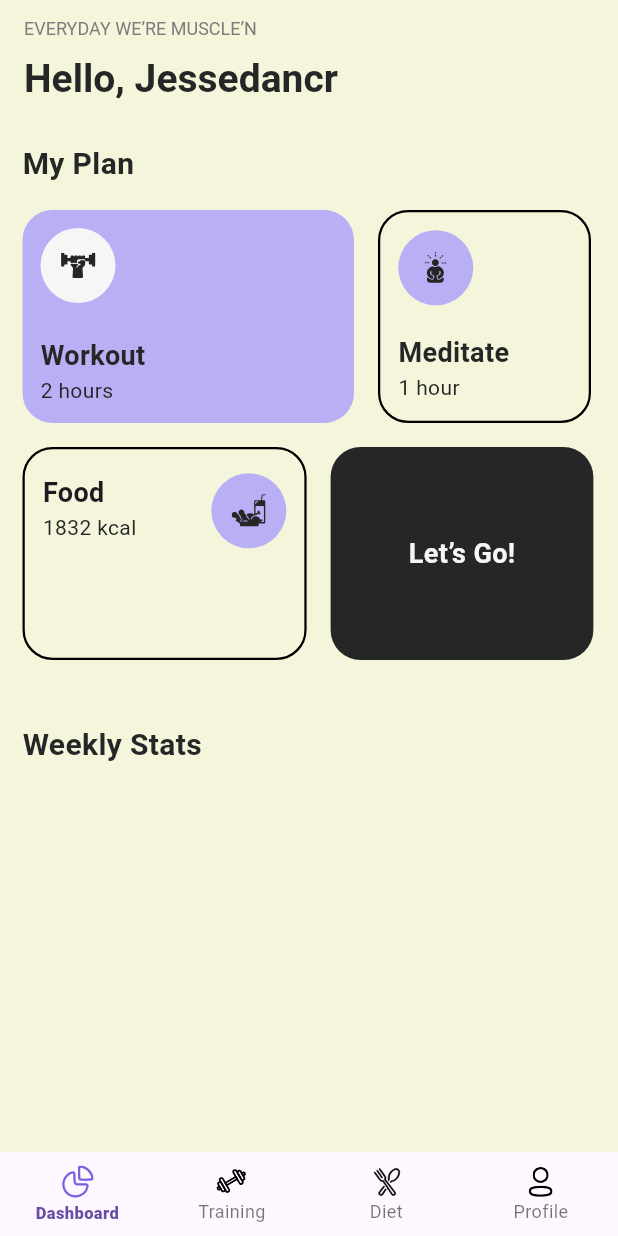
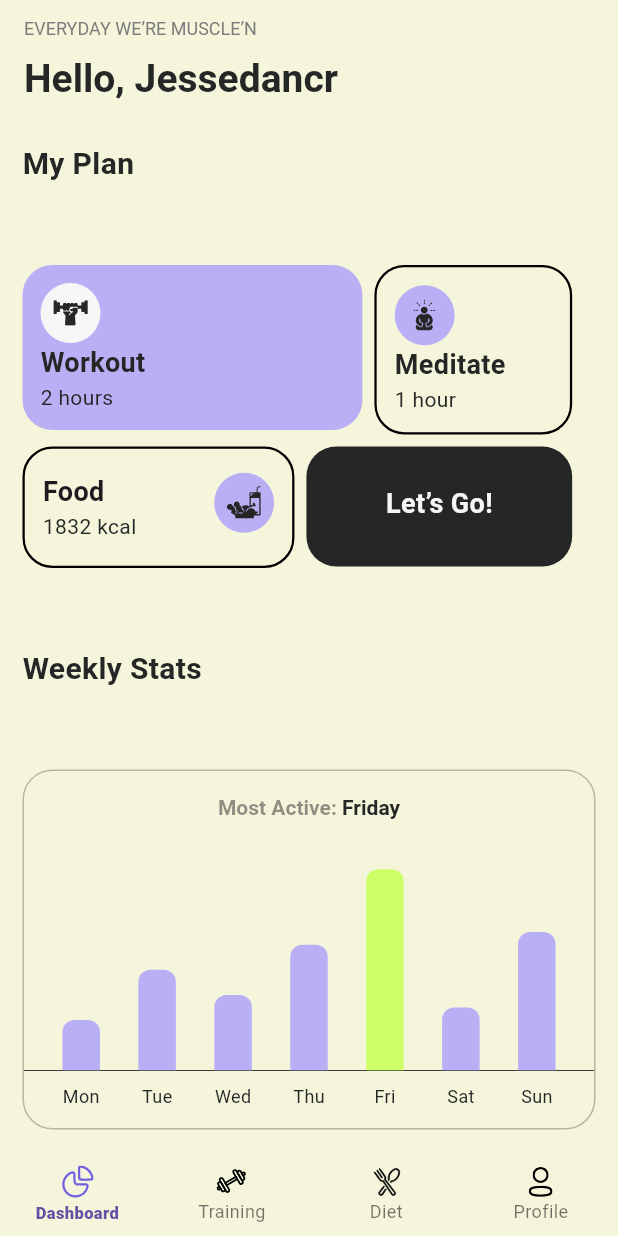
Before and after one commit to Jessedancr/exergize-ui, a Flutter app: the NavBarWrapper screen opened directly, on a phone screen of 412 x 824 dp. Run offline on Flutter 3.47's test engine with Material 3 defaults, Android fonts, the phone set to English and light mode, and no system bars; drawn by our look-alikes of fl_chart; our stand-ins replace flutter_svg, get.

Commit message:
Done with the dashboard

```diff
--- a/lib/screens/bottom_nav_bar/dashboard.dart
+++ b/lib/screens/bottom_nav_bar/dashboard.dart
@@ -1,9 +1,9 @@
 import 'package:exergizeui/widgets/cta_button.dart';
 import 'package:exergizeui/widgets/food_calories_tile.dart';
 import 'package:exergizeui/widgets/meditate_tile.dart';
+import 'package:exergizeui/widgets/weekly_stats.dart';
 import 'package:exergizeui/widgets/workout_tile.dart';
 import 'package:flutter/material.dart';
-import 'package:flutter_staggered_grid_view/flutter_staggered_grid_view.dart';
 
 class Dashboard extends StatefulWidget {
   const Dashboard({super.key});
@@ -15,6 +15,9 @@ class Dashboard extends StatefulWidget {
 class _DashboardState extends State<Dashboard> {
   @override
   Widget build(BuildContext context) {
+    final w = MediaQuery.of(context).size.width;
+    final h = MediaQuery.of(context).size.height;
+
     return SafeArea(
       child: Scaffold(
         // * APPBAR
@@ -22,7 +25,6 @@ class _DashboardState extends State<Dashboard> {
           backgroundColor: Colors.transparent,
           automaticallyImplyLeading: false,
           toolbarHeight: 80,
-
           title: Column(
             crossAxisAlignment: CrossAxisAlignment.start,
             children: [
@@ -49,6 +51,7 @@ class _DashboardState extends State<Dashboard> {
           padding: const EdgeInsets.symmetric(horizontal: 15.0, vertical: 15),
           child: Column(
             crossAxisAlignment: CrossAxisAlignment.start,
+            mainAxisAlignment: MainAxisAlignment.spaceBetween,
             children: [
               // * "My plan"
               Row(
@@ -63,41 +66,23 @@ class _DashboardState extends State<Dashboard> {
                   ),
                 ],
               ),
-              SizedBox(height: 16),
+              // SizedBox(height: h * 0.02),
 
               // * Grid
               SizedBox(
-                height: 300,
-                child: StaggeredGrid.count(
-                  crossAxisCount: 2,
-                  mainAxisSpacing: 16,
-                  crossAxisSpacing: 16,
-                  axisDirection: AxisDirection.right,
+                // color: Colors.deepPurple,
+                child: Wrap(
+                  spacing: 8.0,
+                  runSpacing: 8.0,
                   children: [
-                    StaggeredGridTile.count(
-                      crossAxisCellCount: 1,
-                      mainAxisCellCount: 1.5,
-                      child: WorkoutTile(),
-                    ),
-                    StaggeredGridTile.count(
-                      crossAxisCellCount: 1,
-                      mainAxisCellCount: 1.3,
-                      child: FoodCaloriesTile(),
-                    ),
-                    StaggeredGridTile.count(
-                      crossAxisCellCount: 1,
-                      mainAxisCellCount: 1.21,
-                      child: CtaButton(),
-                    ),
-                    StaggeredGridTile.count(
-                      crossAxisCellCount: 1,
-                      mainAxisCellCount: 1.0,
-                      child: MeditateTile(),
-                    ),
+                    WorkoutTile(),
+                    MeditateTile(),
+                    FoodCaloriesTile(),
+                    CtaButton(),
                   ],
                 ),
               ),
-              SizedBox(height: 42),
+              // SizedBox(height: h * 0.05),
 
               // * STATS
               Text(
@@ -108,6 +93,9 @@ class _DashboardState extends State<Dashboard> {
                   color: Color(0xFF252727),
                 ),
               ),
+
+              // SizedBox(height: h * 0.03),
+              WeeklyStats(),
             ],
           ),
         ),
--- a/lib/screens/bottom_nav_bar/training.dart
+++ b/lib/screens/bottom_nav_bar/training.dart
@@ -10,6 +10,33 @@ class Training extends StatefulWidget {
 class _TrainingState extends State<Training> {
   @override
   Widget build(BuildContext context) {
-    return Scaffold();
+    return SafeArea(
+      child: Scaffold(
+        appBar: AppBar(
+          backgroundColor: Colors.transparent,
+          automaticallyImplyLeading: false,
+          toolbarHeight: 100,
+          title: Column(
+            crossAxisAlignment: CrossAxisAlignment.start,
+            children: [
+              Text(
+                "TOO MUCH PROTEIN? NO WHEY, MATE!",
+                style: TextStyle(fontSize: 12, color: Color(0xFF7B7B7B)),
+              ),
+              const SizedBox(height: 10),
+
+              Text(
+                "Choose a training\nfor today!",
+                style: TextStyle(
+                  fontSize: 26,
+                  fontWeight: FontWeight.bold,
+                  color: Color(0xFF252727),
+                ),
+              ),
+            ],
+          ),
+        ),
+      ),
+    );
   }
 }
--- a/lib/widgets/cta_button.dart
+++ b/lib/widgets/cta_button.dart
@@ -5,7 +5,11 @@ class CtaButton extends StatelessWidget {
 
   @override
   Widget build(BuildContext context) {
+    final w = MediaQuery.of(context).size.width;
+
     return Container(
+      padding: EdgeInsets.symmetric(vertical: 25),
+      width: w * 0.43,
       decoration: BoxDecoration(
         color: Color(0xFF252727),
         borderRadius: BorderRadius.circular(20),
@@ -22,6 +26,14 @@ class CtaButton extends StatelessWidget {
                 color: Color(0xFFF6F6F6),
               ),
             ),
+            Divider(
+              color: Color(0xFFCEFF67),
+              height: 4,
+              thickness: 8.0,
+              indent: 40.0,
+              endIndent: 40.0,
+              radius: BorderRadius.circular(12),
+            ),
           ],
         ),
       ),
--- a/lib/widgets/exergize_button.dart
+++ b/lib/widgets/exergize_button.dart
@@ -8,7 +8,7 @@ class ExergizeButton extends StatefulWidget {
   const ExergizeButton({
     super.key,
     required this.onTap,
-    this.activeOpacity = 0.5,
+    this.activeOpacity = 0.3,
   });
 
   @override
--- a/lib/widgets/exergize_nav_bar.dart
+++ b/lib/widgets/exergize_nav_bar.dart
@@ -15,6 +15,7 @@ class ExergizeNavBar extends StatelessWidget {
   @override
   Widget build(BuildContext context) {
     return BottomNavigationBar(
+      backgroundColor: Colors.transparent,
       currentIndex: selectedIndex,
       elevation: 0.0,
       onTap: onTap,
--- a/lib/widgets/food_calories_tile.dart
+++ b/lib/widgets/food_calories_tile.dart
@@ -6,7 +6,10 @@ class FoodCaloriesTile extends StatelessWidget {
 
   @override
   Widget build(BuildContext context) {
+    final w = MediaQuery.of(context).size.width;
+
     return Container(
+      width: w * 0.44,
       decoration: BoxDecoration(
         borderRadius: BorderRadius.circular(20),
         color: Colors.transparent,
@@ -34,7 +37,7 @@ class FoodCaloriesTile extends StatelessWidget {
             ),
 
             CircleAvatar(
-              radius: 25,
+              radius: 20,
               backgroundColor: Color(0xFFB9AFF5),
               child: SvgPicture.asset('assets/food.svg'),
             ),
--- a/lib/widgets/meditate_tile.dart
+++ b/lib/widgets/meditate_tile.dart
@@ -6,7 +6,10 @@ class MeditateTile extends StatelessWidget {
 
   @override
   Widget build(BuildContext context) {
+    final w = MediaQuery.of(context).size.width;
+
     return Container(
+      width: w * 0.32,
       decoration: BoxDecoration(
         color: Colors.transparent,
         borderRadius: BorderRadius.circular(20),
@@ -21,7 +24,7 @@ class MeditateTile extends StatelessWidget {
               mainAxisAlignment: MainAxisAlignment.spaceBetween,
               children: [
                 CircleAvatar(
-                  radius: 25,
+                  radius: 20,
                   backgroundColor: Color(0xFFB9AFF5),
                   child: SvgPicture.asset('assets/meditate.svg'),
                 ),
--- /dev/null
+++ b/lib/widgets/weekly_stats.dart
@@ -0,0 +1,134 @@
+import 'package:fl_chart/fl_chart.dart';
+import 'package:flutter/material.dart';
+
+class WeeklyStats extends StatelessWidget {
+  WeeklyStats({super.key});
+
+  final chartData = [
+    {'day': 'Mon', 'toY': 20},
+    {'day': 'Tue', 'toY': 40},
+    {'day': 'Wed', 'toY': 30},
+    {'day': 'Thu', 'toY': 50},
+    {'day': 'Fri', 'toY': 80},
+    {'day': 'Sat', 'toY': 25},
+    {'day': 'Sun', 'toY': 55},
+  ];
+
+  @override
+  Widget build(BuildContext context) {
+    return Container(
+      width: double.infinity,
+      padding: EdgeInsets.symmetric(vertical: 16),
+      decoration: BoxDecoration(
+        border: Border.all(
+          width: 1.0,
+          color: Color(0xFF252727).withOpacity(0.3),
+        ),
+        borderRadius: BorderRadius.circular(20),
+      ),
+      child: Column(
+        children: [
+          // * Header text
+          RichText(
+            text: TextSpan(
+              children: [
+                TextSpan(
+                  text: 'Most Active: ',
+                  style: TextStyle(
+                    fontWeight: FontWeight.bold,
+                    color: Color(0xFF252727).withOpacity(0.5),
+                    fontSize: 14,
+                  ),
+                ),
+                TextSpan(
+                  text: 'Friday',
+                  style: TextStyle(
+                    fontWeight: FontWeight.bold,
+                    color: Color(0xFF252726),
+                    fontSize: 14,
+                  ),
+                ),
+              ],
+            ),
+          ),
+
+          // * Bar chart
+          AspectRatio(
+            aspectRatio: 2.0,
+            child: BarChart(
+              BarChartData(
+                maxY: 100,
+
+                // * BARS
+                barGroups: [
+                  for (int i = 0; i < chartData.length; i++)
+                    BarChartGroupData(
+                      barsSpace: 21,
+                      x: i,
+                      barRods: [
+                        BarChartRodData(
+                          toY: (chartData[i]['toY'] as num).toDouble(),
+                          color: i == 4 ? Color(0xFFCEFF69) : Color(0xFFB9AFF5),
+                          width: 25,
+                          borderRadius: BorderRadius.only(
+                            topLeft: Radius.circular(8),
+                            topRight: Radius.circular(8),
+                          ),
+                        ),
+                      ],
+                    ),
+                ],
+
+                // * LABELS (LEFT, RIGHT , TOP, BOTTOM)
+                titlesData: FlTitlesData(
+                  leftTitles: AxisTitles(
+                    sideTitles: SideTitles(showTitles: false),
+                  ),
+                  rightTitles: AxisTitles(
+                    sideTitles: SideTitles(showTitles: false),
+                  ),
+                  bottomTitles: AxisTitles(
+                    sideTitles: SideTitles(
+                      showTitles: true,
+                      getTitlesWidget: (double value, TitleMeta meta) {
+                        final index = value.toInt();
+                        return Padding(
+                          padding: const EdgeInsets.only(top: 8.0),
+                          child: Text(
+                            (index >= 0 && index < chartData.length
+                                    ? chartData[index]['day']
+                                    : '')
+                                .toString(),
+                            style: TextStyle(
+                              color: Color(0xFF252727),
+                              fontSize: 12,
+                            ),
+                          ),
+                        );
+                      },
+                    ),
+                  ),
+                  topTitles: AxisTitles(
+                    sideTitles: SideTitles(showTitles: false),
+                  ),
+                ),
+
+                // * GRID
+                gridData: FlGridData(show: false),
+                borderData: FlBorderData(
+                  show: true,
+                  border: const Border(
+                    bottom: BorderSide(color: Colors.black, width: 0.5),
+                    left: BorderSide.none,
+                    right: BorderSide.none,
+                    top: BorderSide.none,
+                  ),
+                ),
+              ),
+            ),
+          ),
+        ],
+      ),
+    );
+  }
+}
--- a/lib/widgets/workout_tile.dart
+++ b/lib/widgets/workout_tile.dart
@@ -6,7 +6,10 @@ class WorkoutTile extends StatelessWidget {
 
   @override
   Widget build(BuildContext context) {
+    final w = MediaQuery.of(context).size.width;
+
     return Container(
+      width: w * 0.55,
       decoration: BoxDecoration(
         borderRadius: BorderRadius.circular(20),
         color: Color(0xFFB9AFF5),
@@ -20,7 +23,7 @@ class WorkoutTile extends StatelessWidget {
               mainAxisAlignment: MainAxisAlignment.spaceBetween,
               children: [
                 CircleAvatar(
-                  radius: 25,
+                  radius: 20,
                   backgroundColor: Color(0xFFF6F6F6),
                   child: SvgPicture.asset('assets/workout.svg'),
                 ),
--- a/pubspec.yaml
+++ b/pubspec.yaml
@@ -38,6 +38,7 @@ dependencies:
   google_fonts: ^6.3.1
   get: ^4.7.2
   flutter_staggered_grid_view: ^0.7.0
+  fl_chart: ^1.1.1
 
 dev_dependencies:
   flutter_test:
```
Also changed, not shown: pubspec.lock.
